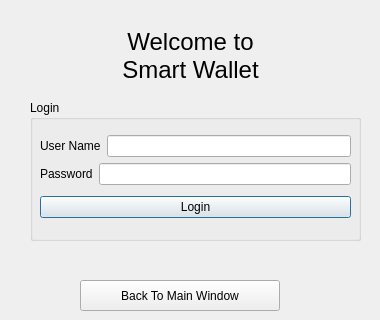
The window that ClientGui/signin.ui (AbdallahHossam0/SmartWallet) describes before a commit, drawn with Qt 5.
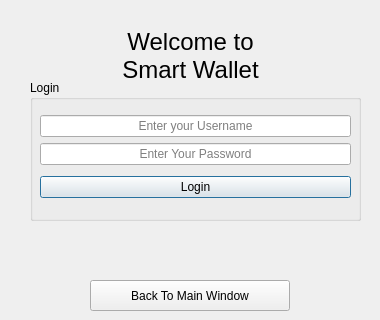
The same window after the commit.

```diff
--- a/ClientGui/signin.ui
+++ b/ClientGui/signin.ui
@@ -17,9 +17,9 @@
    <property name="geometry">
     <rect>
      <x>36</x>
-     <y>250</y>
+     <y>229</y>
      <width>321</width>
-     <height>20</height>
+     <height>41</height>
     </rect>
    </property>
    <property name="font">
@@ -46,7 +46,7 @@
    <property name="geometry">
     <rect>
      <x>30</x>
-     <y>100</y>
+     <y>80</y>
      <width>331</width>
      <height>141</height>
     </rect>
@@ -69,29 +69,32 @@
        <item>
         <layout class="QHBoxLayout" name="horizontalLayout">
          <item>
-          <widget class="QLabel" name="label_2">
-           <property name="text">
-            <string>User Name</string>
+          <widget class="QLineEdit" name="UsenameBox">
+           <property name="alignment">
+            <set>Qt::AlignCenter</set>
+           </property>
+           <property name="placeholderText">
+            <string>Enter your Username</string>
            </property>
           </widget>
          </item>
-         <item>
-          <widget class="QLineEdit" name="lineEdit"/>
-         </item>
         </layout>
        </item>
        <item>
         <layout class="QHBoxLayout" name="horizontalLayout_2">
          <item>
-          <widget class="QLabel" name="label_3">
-           <property name="text">
-            <string>Password</string>
+          <widget class="QLineEdit" name="PasswordBox">
+           <property name="echoMode">
+            <enum>QLineEdit::Password</enum>
+           </property>
+           <property name="alignment">
+            <set>Qt::AlignCenter</set>
+           </property>
+           <property name="placeholderText">
+            <string>Enter Your Password</string>
            </property>
           </widget>
          </item>
-         <item>
-          <widget class="QLineEdit" name="lineEdit_2"/>
-         </item>
         </layout>
        </item>
       </layout>
@@ -133,7 +136,7 @@
   <widget class="QPushButton" name="BackToMainWindow">
    <property name="geometry">
     <rect>
-     <x>80</x>
+     <x>90</x>
      <y>280</y>
      <width>200</width>
      <height>31</height>
```
